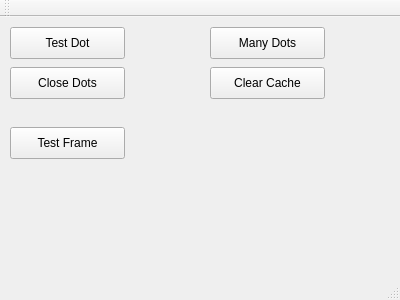
Qt form debugwindow.ui (trishume/transience) before a commit.
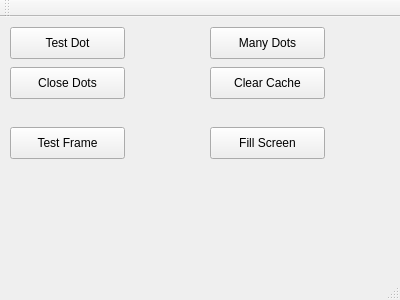
The same form after that commit.

Commit message: Fancy full screen overlay window

Diff of the .ui file:
```diff
--- a/debugwindow.ui
+++ b/debugwindow.ui
@@ -79,6 +79,19 @@
      <string>Test Frame</string>
     </property>
    </widget>
+   <widget class="QPushButton" name="fillScreen">
+    <property name="geometry">
+     <rect>
+      <x>210</x>
+      <y>110</y>
+      <width>115</width>
+      <height>32</height>
+     </rect>
+    </property>
+    <property name="text">
+     <string>Fill Screen</string>
+    </property>
+   </widget>
   </widget>
   <widget class="QMenuBar" name="menuBar">
    <property name="geometry">
```
The commit also changes 6 other files.
